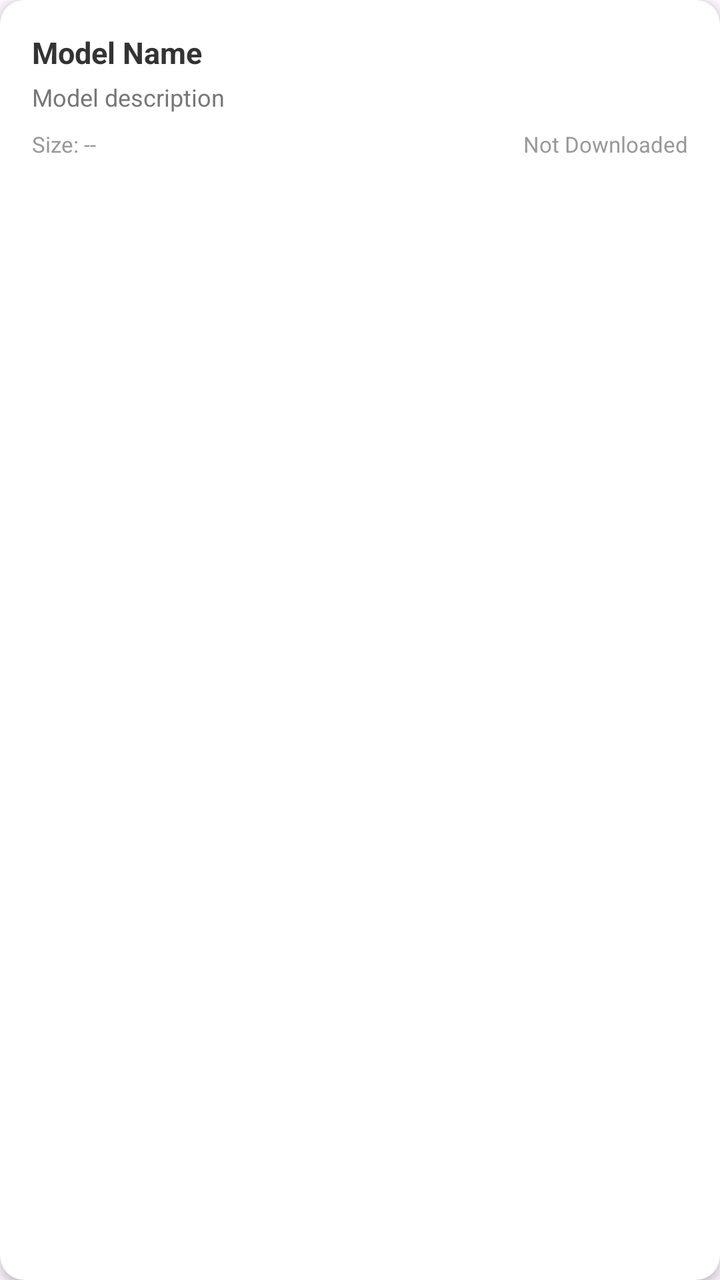
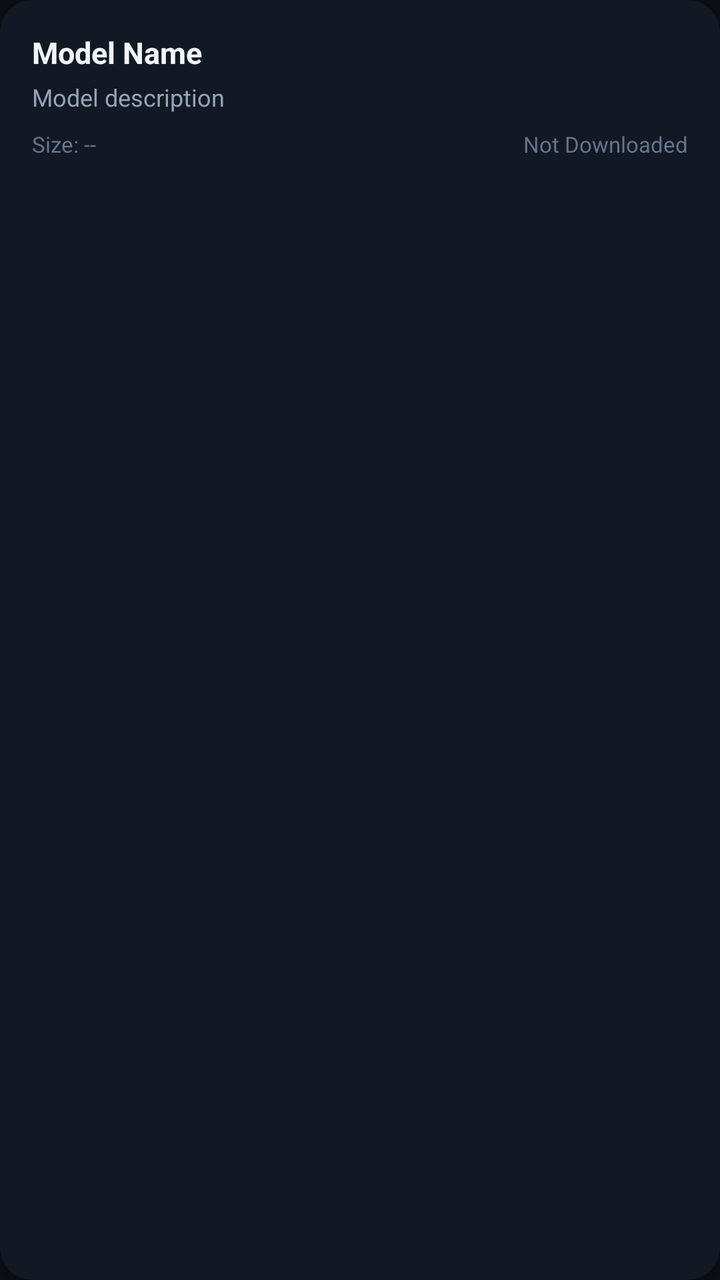

Screens rendered from an Android XML layout before and after an edit, with the pre-edit source and the edit as a unified diff.
<!-- AndroidManifest.xml: application theme Theme.DynamicEdgeAI -->
<!-- res/layout/item_model_card.xml -->
<?xml version="1.0" encoding="utf-8"?>
<androidx.cardview.widget.CardView xmlns:android="http://schemas.android.com/apk/res/android"
    xmlns:app="http://schemas.android.com/apk/res-auto"
    android:layout_width="match_parent"
    android:layout_height="wrap_content"
    android:layout_marginBottom="12dp"
    app:cardCornerRadius="12dp"
    app:cardElevation="3dp"
    app:cardBackgroundColor="#FFFFFF">

    <LinearLayout
        android:layout_width="match_parent"
        android:layout_height="wrap_content"
        android:orientation="vertical"
        android:padding="16dp">

        
        <LinearLayout
            android:layout_width="match_parent"
            android:layout_height="wrap_content"
            android:orientation="horizontal"
            android:gravity="center_vertical">

            <TextView
                android:id="@+id/txtModelName"
                android:layout_width="0dp"
                android:layout_height="wrap_content"
                android:layout_weight="1"
                android:text="Model Name"
                android:textSize="15sp"
                android:textStyle="bold"
                android:textColor="#333333"
                android:singleLine="true"
                android:ellipsize="end" />

            <TextView
                android:id="@+id/badgeRecommended"
                android:layout_width="wrap_content"
                android:layout_height="wrap_content"
                android:background="@drawable/badge_recommended"
                android:text="★ Recommended"
                android:textSize="10sp"
                android:textColor="#E65100"
                android:textStyle="bold"
                android:visibility="gone"
                android:layout_marginStart="8dp" />

            <TextView
                android:id="@+id/badgeActive"
                android:layout_width="wrap_content"
                android:layout_height="wrap_content"
                android:background="@drawable/badge_status"
                android:text="● Active"
                android:textSize="10sp"
                android:textColor="#2E7D32"
                android:textStyle="bold"
                android:visibility="gone"
                android:layout_marginStart="6dp" />
        </LinearLayout>

        
        <TextView
            android:id="@+id/txtModelDesc"
            android:layout_width="match_parent"
            android:layout_height="wrap_content"
            android:layout_marginTop="4dp"
            android:text="Model description"
            android:textSize="12sp"
            android:textColor="#777777" />

        
        <LinearLayout
            android:layout_width="match_parent"
            android:layout_height="wrap_content"
            android:layout_marginTop="8dp"
            android:orientation="horizontal"
            android:gravity="center_vertical">

            <TextView
                android:id="@+id/txtModelSize"
                android:layout_width="wrap_content"
                android:layout_height="wrap_content"
                android:text="Size: --"
                android:textSize="11sp"
                android:textColor="#999999" />

            <View
                android:layout_width="0dp"
                android:layout_height="1dp"
                android:layout_weight="1" />

            <TextView
                android:id="@+id/txtModelStatus"
                android:layout_width="wrap_content"
                android:layout_height="wrap_content"
                android:text="Not Downloaded"
                android:textSize="11sp"
                android:textColor="#999999" />
        </LinearLayout>

        
        <LinearLayout
            android:id="@+id/progressContainer"
            android:layout_width="match_parent"
            android:layout_height="wrap_content"
            android:layout_marginTop="8dp"
            android:orientation="vertical"
            android:visibility="gone">

            <ProgressBar
                android:id="@+id/modelProgressBar"
                style="?android:attr/progressBarStyleHorizontal"
                android:layout_width="match_parent"
                android:layout_height="8dp"
                android:progress="0"
                android:max="100" />

            <LinearLayout
                android:layout_width="match_parent"
                android:layout_height="wrap_content"
                android:layout_marginTop="4dp"
                android:orientation="horizontal">

                <TextView
                    android:id="@+id/txtDownloadSize"
                    android:layout_width="wrap_content"
                    android:layout_height="wrap_content"
                    android:text="0 MB / 0 MB"
                    android:textSize="11sp"
                    android:textColor="#555555" />

                <View
                    android:layout_width="0dp"
                    android:layout_height="1dp"
                    android:layout_weight="1" />

                <TextView
                    android:id="@+id/txtProgressPercent"
                    android:layout_width="wrap_content"
                    android:layout_height="wrap_content"
                    android:text="0%"
                    android:textSize="11sp"
                    android:textStyle="bold"
                    android:textColor="#1E88E5" />
            </LinearLayout>

            <LinearLayout
                android:layout_width="match_parent"
                android:layout_height="wrap_content"
                android:layout_marginTop="2dp"
                android:orientation="horizontal">

                <TextView
                    android:id="@+id/txtDownloadSpeed"
                    android:layout_width="wrap_content"
                    android:layout_height="wrap_content"
                    android:text="Speed: --"
                    android:textSize="10sp"
                    android:textColor="#666666" />

                <View
                    android:layout_width="0dp"
                    android:layout_height="1dp"
                    android:layout_weight="1" />

                <TextView
                    android:id="@+id/txtDownloadEta"
                    android:layout_width="wrap_content"
                    android:layout_height="wrap_content"
                    android:text="Remaining: --"
                    android:textSize="10sp"
                    android:textColor="#666666" />
            </LinearLayout>

            <TextView
                android:id="@+id/txtProgressStatus"
                android:layout_width="wrap_content"
                android:layout_height="wrap_content"
                android:layout_marginTop="2dp"
                android:text="Downloading..."
                android:textSize="10sp"
                android:textColor="#888888" />
        </LinearLayout>

        
        <LinearLayout
            android:id="@+id/actionButtonsRow"
            android:layout_width="match_parent"
            android:layout_height="wrap_content"
            android:layout_marginTop="12dp"
            android:orientation="horizontal"
            android:gravity="end">

            
            <LinearLayout
                android:id="@+id/btnDownload"
                android:layout_width="wrap_content"
                android:layout_height="32dp"
                android:background="?attr/selectableItemBackground"
                android:gravity="center"
                android:paddingStart="12dp"
                android:paddingEnd="12dp"
                android:orientation="horizontal"
                android:visibility="gone">

                <ImageView
                    android:layout_width="16dp"
                    android:layout_height="16dp"
                    android:src="@drawable/ic_download"
                    app:tint="#1E88E5" />
                <TextView
                    android:layout_width="wrap_content"
                    android:layout_height="wrap_content"
                    android:text="Download"
                    android:textSize="12sp"
                    android:textColor="#1E88E5"
                    android:textStyle="bold"
                    android:layout_marginStart="4dp" />
            </LinearLayout>

            
            <ImageButton
                android:id="@+id/btnPause"
                android:layout_width="32dp"
                android:layout_height="32dp"
                android:layout_marginStart="8dp"
                android:src="@drawable/ic_pause"
                android:background="?attr/selectableItemBackgroundBorderless"
                app:tint="#666666"
                android:visibility="gone"
                android:contentDescription="Pause" />

            
            <ImageButton
                android:id="@+id/btnCancel"
                android:layout_width="32dp"
                android:layout_height="32dp"
                android:layout_marginStart="8dp"
                android:src="@android:drawable/ic_menu_close_clear_cancel"
                android:background="?attr/selectableItemBackgroundBorderless"
                app:tint="#F44336"
                android:visibility="gone"
                android:contentDescription="Cancel" />

            
            <LinearLayout
                android:id="@+id/btnRepair"
                android:layout_width="wrap_content"
                android:layout_height="32dp"
                android:background="?attr/selectableItemBackground"
                android:gravity="center"
                android:paddingStart="12dp"
                android:paddingEnd="12dp"
                android:orientation="horizontal"
                android:visibility="gone">

                <ImageView
                    android:layout_width="16dp"
                    android:layout_height="16dp"
                    android:src="@drawable/ic_repair"
                    app:tint="#FF9800" />
                <TextView
                    android:layout_width="wrap_content"
                    android:layout_height="wrap_content"
                    android:text="Repair"
                    android:textSize="12sp"
                    android:textColor="#FF9800"
                    android:textStyle="bold"
                    android:layout_marginStart="4dp" />
            </LinearLayout>

            
            <LinearLayout
                android:id="@+id/btnUninstall"
                android:layout_width="wrap_content"
                android:layout_height="32dp"
                android:background="?attr/selectableItemBackground"
                android:gravity="center"
                android:paddingStart="12dp"
                android:paddingEnd="12dp"
                android:orientation="horizontal"
                android:visibility="gone">

                <ImageView
                    android:layout_width="16dp"
                    android:layout_height="16dp"
                    android:src="@drawable/ic_delete"
                    app:tint="#F44336" />
                <TextView
                    android:layout_width="wrap_content"
                    android:layout_height="wrap_content"
                    android:text="Uninstall"
                    android:textSize="12sp"
                    android:textColor="#F44336"
                    android:textStyle="bold"
                    android:layout_marginStart="4dp" />
            </LinearLayout>

            
            <LinearLayout
                android:id="@+id/btnUseModel"
                android:layout_width="wrap_content"
                android:layout_height="32dp"
                android:background="?attr/selectableItemBackground"
                android:gravity="center"
                android:paddingStart="12dp"
                android:paddingEnd="12dp"
                android:orientation="horizontal"
                android:layout_marginStart="8dp"
                android:visibility="gone">

                <TextView
                    android:layout_width="wrap_content"
                    android:layout_height="wrap_content"
                    android:text="Use This"
                    android:textSize="12sp"
                    android:textColor="#2E7D32"
                    android:textStyle="bold" />
            </LinearLayout>
        </LinearLayout>

    </LinearLayout>
</androidx.cardview.widget.CardView>
<!-- resources referenced by this layout -->
<resources>
  <!-- drawable badge_recommended (drawable) -->
  <?xml version="1.0" encoding="utf-8"?>
  <shape xmlns:android="http://schemas.android.com/apk/res/android"
      android:shape="rectangle">
      <solid android:color="#FFF3E0" />
      <corners android:radius="12dp" />
      <stroke android:width="1dp" android:color="#FFB74D" />
      <padding
          android:left="8dp"
          android:top="3dp"
          android:right="8dp"
          android:bottom="3dp" />
  </shape>
  <!-- drawable badge_status (drawable) -->
  <?xml version="1.0" encoding="utf-8"?>
  <shape xmlns:android="http://schemas.android.com/apk/res/android"
      android:shape="rectangle">
      <solid android:color="#E8F5E9" />
      <corners android:radius="12dp" />
      <padding
          android:left="8dp"
          android:top="3dp"
          android:right="8dp"
          android:bottom="3dp" />
  </shape>
  <!-- drawable ic_download (drawable) -->
  <?xml version="1.0" encoding="utf-8"?>
  <vector xmlns:android="http://schemas.android.com/apk/res/android"
      android:width="24dp"
      android:height="24dp"
      android:viewportWidth="24"
      android:viewportHeight="24">
      <path
          android:fillColor="#333333"
          android:pathData="M19,9h-4V3H9v6H5l7,7 7,-7zM5,18v2h14v-2H5z"/>
  </vector>
  <!-- drawable ic_pause (drawable) -->
  <vector xmlns:android="http://schemas.android.com/apk/res/android"
      android:width="24dp"
      android:height="24dp"
      android:viewportWidth="24"
      android:viewportHeight="24">
      <path
          android:fillColor="#666666"
          android:pathData="M6,19h4V5H6V19zM14,5v14h4V5H14z"/>
  </vector>
  <style name="Theme.DynamicEdgeAI" parent="Theme.Material3.DayNight.NoActionBar">
          <item name="colorPrimary">@color/btn_blue</item>
          <item name="colorOnPrimary">@color/white</item>
          <item name="colorSecondary">@color/accent_blue</item>
          <item name="colorOnSecondary">@color/white</item>
          <item name="android:statusBarColor">@color/white</item>
          <item name="android:windowLightStatusBar">true</item>
  
          <item name="android:windowTranslucentStatus">false</item>
          <item name="android:windowTranslucentNavigation">false</item>
      </style>
  <color name="btn_blue">#3B78D8</color>
  <color name="white">#FFFFFFFF</color>
  <color name="accent_blue">#1E88E5</color>
  <!-- unchanged entries left out for length: 2 -->
</resources>

<!-- the commit's change to res/layout/item_model_card.xml (unified diff, before → after) -->
@@ -4,9 +4,9 @@
     android:layout_width="match_parent"
     android:layout_height="wrap_content"
     android:layout_marginBottom="12dp"
-    app:cardCornerRadius="12dp"
-    app:cardElevation="3dp"
-    app:cardBackgroundColor="#FFFFFF">
+    app:cardCornerRadius="16dp"
+    app:cardElevation="2dp"
+    app:cardBackgroundColor="#131924">
 
     <LinearLayout
         android:layout_width="match_parent"
@@ -29,7 +29,7 @@
                 android:text="Model Name"
                 android:textSize="15sp"
                 android:textStyle="bold"
-                android:textColor="#333333"
+                android:textColor="#F1F5F9"
                 android:singleLine="true"
                 android:ellipsize="end" />
 
@@ -40,7 +40,7 @@
                 android:background="@drawable/badge_recommended"
                 android:text="★ Recommended"
                 android:textSize="10sp"
-                android:textColor="#E65100"
+                android:textColor="#FBBF24"
                 android:textStyle="bold"
                 android:visibility="gone"
                 android:layout_marginStart="8dp" />
@@ -52,7 +52,7 @@
                 android:background="@drawable/badge_status"
                 android:text="● Active"
                 android:textSize="10sp"
-                android:textColor="#2E7D32"
+                android:textColor="#4ADE80"
                 android:textStyle="bold"
                 android:visibility="gone"
                 android:layout_marginStart="6dp" />
@@ -66,7 +66,7 @@
             android:layout_marginTop="4dp"
             android:text="Model description"
             android:textSize="12sp"
-            android:textColor="#777777" />
+            android:textColor="#94A3B8" />
 
         
         <LinearLayout
@@ -82,7 +82,7 @@
                 android:layout_height="wrap_content"
                 android:text="Size: --"
                 android:textSize="11sp"
-                android:textColor="#999999" />
+                android:textColor="#64748B" />
 
             <View
                 android:layout_width="0dp"
@@ -95,7 +95,7 @@
                 android:layout_height="wrap_content"
                 android:text="Not Downloaded"
                 android:textSize="11sp"
-                android:textColor="#999999" />
+                android:textColor="#64748B" />
         </LinearLayout>
 
         
@@ -112,6 +112,7 @@
                 style="?android:attr/progressBarStyleHorizontal"
                 android:layout_width="match_parent"
                 android:layout_height="8dp"
+                android:progressDrawable="@drawable/progress_bar_blue"
                 android:progress="0"
                 android:max="100" />
 
@@ -127,7 +128,7 @@
                     android:layout_height="wrap_content"
                     android:text="0 MB / 0 MB"
                     android:textSize="11sp"
-                    android:textColor="#555555" />
+                    android:textColor="#94A3B8" />
 
                 <View
                     android:layout_width="0dp"
@@ -141,7 +142,7 @@
                     android:text="0%"
                     android:textSize="11sp"
                     android:textStyle="bold"
-                    android:textColor="#1E88E5" />
+                    android:textColor="#38BDF8" />
             </LinearLayout>
 
             <LinearLayout
@@ -156,7 +157,7 @@
                     android:layout_height="wrap_content"
                     android:text="Speed: --"
                     android:textSize="10sp"
-                    android:textColor="#666666" />
+                    android:textColor="#38BDF8" />
 
                 <View
                     android:layout_width="0dp"
@@ -169,7 +170,7 @@
                     android:layout_height="wrap_content"
                     android:text="Remaining: --"
                     android:textSize="10sp"
-                    android:textColor="#666666" />
+                    android:textColor="#94A3B8" />
             </LinearLayout>
 
             <TextView
@@ -179,7 +180,7 @@
                 android:layout_marginTop="2dp"
                 android:text="Downloading..."
                 android:textSize="10sp"
-                android:textColor="#888888" />
+                android:textColor="#64748B" />
         </LinearLayout>
 
         
@@ -207,13 +208,13 @@
                     android:layout_width="16dp"
                     android:layout_height="16dp"
                     android:src="@drawable/ic_download"
-                    app:tint="#1E88E5" />
+                    app:tint="#38BDF8" />
                 <TextView
                     android:layout_width="wrap_content"
                     android:layout_height="wrap_content"
                     android:text="Download"
                     android:textSize="12sp"
-                    android:textColor="#1E88E5"
+                    android:textColor="#38BDF8"
                     android:textStyle="bold"
                     android:layout_marginStart="4dp" />
             </LinearLayout>
@@ -226,7 +227,7 @@
                 android:layout_marginStart="8dp"
                 android:src="@drawable/ic_pause"
                 android:background="?attr/selectableItemBackgroundBorderless"
-                app:tint="#666666"
+                app:tint="#94A3B8"
                 android:visibility="gone"
                 android:contentDescription="Pause" />
 
@@ -236,9 +237,9 @@
                 android:layout_width="32dp"
                 android:layout_height="32dp"
                 android:layout_marginStart="8dp"
-                android:src="@android:drawable/ic_menu_close_clear_cancel"
+                android:src="@drawable/ic_close"
                 android:background="?attr/selectableItemBackgroundBorderless"
-                app:tint="#F44336"
+                app:tint="#F87171"
                 android:visibility="gone"
                 android:contentDescription="Cancel" />
 
@@ -258,13 +259,13 @@
                     android:layout_width="16dp"
                     android:layout_height="16dp"
                     android:src="@drawable/ic_repair"
-                    app:tint="#FF9800" />
+                    app:tint="#FBBF24" />
                 <TextView
                     android:layout_width="wrap_content"
                     android:layout_height="wrap_content"
                     android:text="Repair"
                     android:textSize="12sp"
-                    android:textColor="#FF9800"
+                    android:textColor="#FBBF24"
                     android:textStyle="bold"
                     android:layout_marginStart="4dp" />
             </LinearLayout>
@@ -285,13 +286,13 @@
                     android:layout_width="16dp"
                     android:layout_height="16dp"
                     android:src="@drawable/ic_delete"
-                    app:tint="#F44336" />
+                    app:tint="#F87171" />
                 <TextView
                     android:layout_width="wrap_content"
                     android:layout_height="wrap_content"
                     android:text="Uninstall"
                     android:textSize="12sp"
-                    android:textColor="#F44336"
+                    android:textColor="#F87171"
                     android:textStyle="bold"
                     android:layout_marginStart="4dp" />
             </LinearLayout>
@@ -314,7 +315,7 @@
                     android:layout_height="wrap_content"
                     android:text="Use This"
                     android:textSize="12sp"
-                    android:textColor="#2E7D32"
+                    android:textColor="#4ADE80"
                     android:textStyle="bold" />
             </LinearLayout>
         </LinearLayout>
<!-- resource entries referenced after the edit -->
@@ -4,9 +4,9 @@
   <?xml version="1.0" encoding="utf-8"?>
   <shape xmlns:android="http://schemas.android.com/apk/res/android"
       android:shape="rectangle">
-      <solid android:color="#FFF3E0" />
+      <solid android:color="#38240D" />
       <corners android:radius="12dp" />
-      <stroke android:width="1dp" android:color="#FFB74D" />
+      <stroke android:width="1dp" android:color="#D97706" />
       <padding
           android:left="8dp"
           android:top="3dp"
@@ -17,14 +17,25 @@
   <?xml version="1.0" encoding="utf-8"?>
   <shape xmlns:android="http://schemas.android.com/apk/res/android"
       android:shape="rectangle">
-      <solid android:color="#E8F5E9" />
+      <solid android:color="#0D3320" />
       <corners android:radius="12dp" />
+      <stroke android:width="1dp" android:color="#10B981" />
       <padding
           android:left="8dp"
           android:top="3dp"
           android:right="8dp"
           android:bottom="3dp" />
   </shape>
+  <!-- drawable ic_close (drawable) -->
+  <vector xmlns:android="http://schemas.android.com/apk/res/android"
+      android:width="24dp"
+      android:height="24dp"
+      android:viewportWidth="24"
+      android:viewportHeight="24">
+    <path
+        android:fillColor="#FF000000"
+        android:pathData="M19,6.41L17.59,5 12,10.59 6.41,5 5,6.41 10.59,12 5,17.59 6.41,19 12,13.41 17.59,19 19,17.59 13.41,12z"/>
+  </vector>
   <!-- drawable ic_download (drawable) -->
   <?xml version="1.0" encoding="utf-8"?>
   <vector xmlns:android="http://schemas.android.com/apk/res/android"
@@ -46,20 +57,42 @@
           android:fillColor="#666666"
           android:pathData="M6,19h4V5H6V19zM14,5v14h4V5H14z"/>
   </vector>
+  <!-- drawable progress_bar_blue (drawable) -->
+  <?xml version="1.0" encoding="utf-8"?>
+  <layer-list xmlns:android="http://schemas.android.com/apk/res/android">
+      <item android:id="@android:id/background">
+          <shape>
+              <corners android:radius="4dp" />
+              <solid android:color="#E0E0E0" />
+          </shape>
+      </item>
+      <item android:id="@android:id/progress">
+          <clip>
+              <shape>
+                  <corners android:radius="4dp" />
+                  <solid android:color="#2196F3" />
+              </shape>
+          </clip>
+      </item>
+  </layer-list>
   <style name="Theme.DynamicEdgeAI" parent="Theme.Material3.DayNight.NoActionBar">
           <item name="colorPrimary">@color/btn_blue</item>
           <item name="colorOnPrimary">@color/white</item>
           <item name="colorSecondary">@color/accent_blue</item>
           <item name="colorOnSecondary">@color/white</item>
-          <item name="android:statusBarColor">@color/white</item>
-          <item name="android:windowLightStatusBar">true</item>
+          <item name="android:windowBackground">@color/dark_bg</item>
+          <item name="android:statusBarColor">@color/dark_bg</item>
+          <item name="android:navigationBarColor">@color/dark_bg</item>
+          <item name="android:windowLightStatusBar">false</item>
+          <item name="android:windowLightNavigationBar">false</item>
   
           <item name="android:windowTranslucentStatus">false</item>
           <item name="android:windowTranslucentNavigation">false</item>
       </style>
-  <color name="btn_blue">#3B78D8</color>
+  <color name="btn_blue">#2563EB</color>
   <color name="white">#FFFFFFFF</color>
-  <color name="accent_blue">#1E88E5</color>
+  <color name="accent_blue">#38BDF8</color>
+  <color name="dark_bg">#0B0E14</color>
   <!-- unchanged entries left out for length: 2 -->
 </resources>
 
